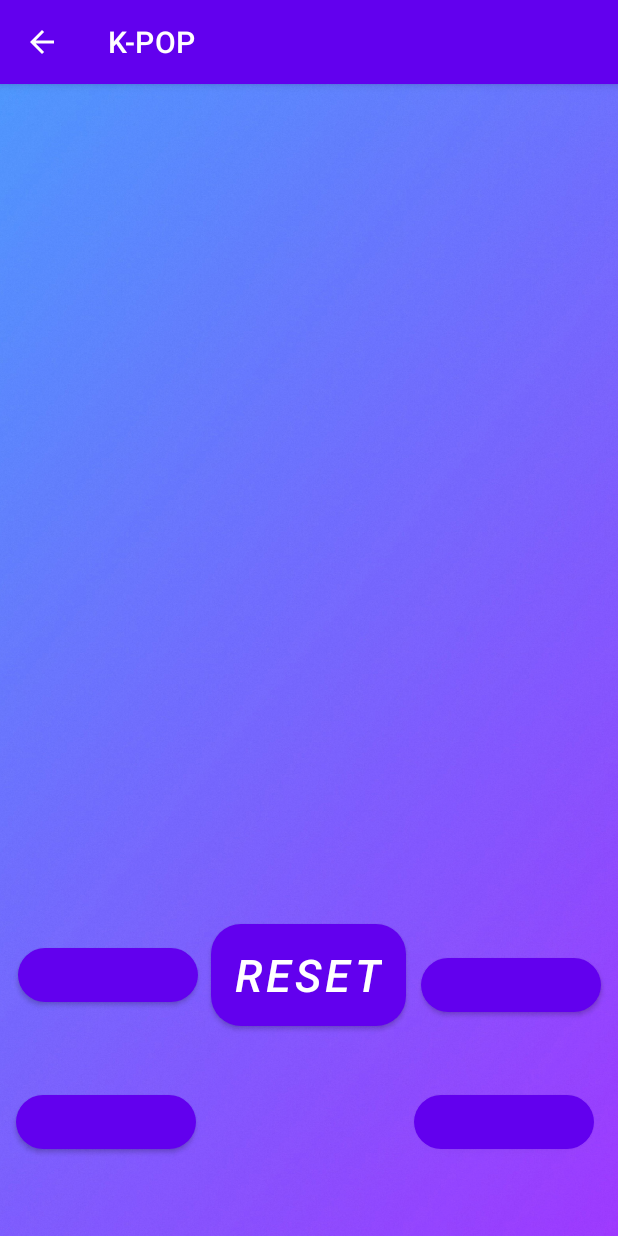
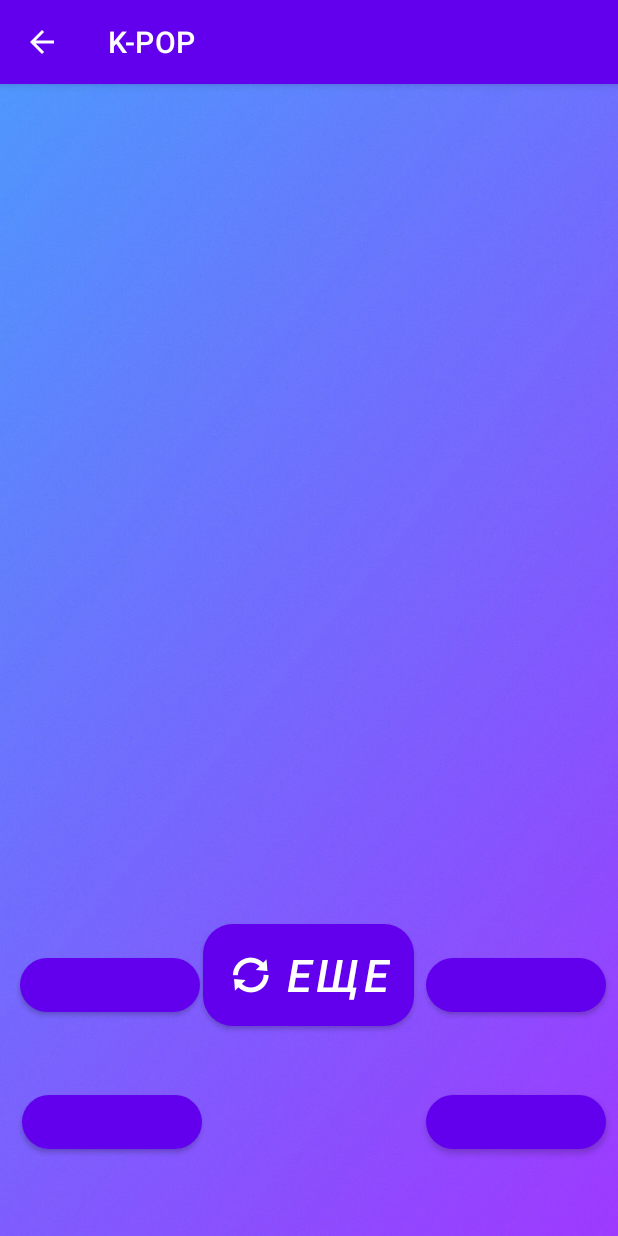
Before and after one commit to Plovotok/my_projects, an Android app: the ManGroupsActivity screen opened directly, with no data from a screen before it, on a phone screen of 412 x 824 dp. Run offline under Robolectric (Android 15) with nearby library versions, the phone set to English and light mode, and no system bars.

Commit message:
trying to MVC project

```diff
--- a/app/src/main/res/layout/activity_man_groups.xml
+++ b/app/src/main/res/layout/activity_man_groups.xml
@@ -21,10 +21,12 @@
         android:id="@+id/reset_btn"
         android:layout_width="wrap_content"
         android:layout_height="80dp"
-        android:text="RESET"
+        android:enabled="true"
+        android:text="@string/reset_btn"
         android:textSize="30sp"
         android:textStyle="italic"
         app:cornerRadius="20dp"
+        app:icon="@android:drawable/ic_popup_sync"
         app:layout_constraintBottom_toBottomOf="parent"
         app:layout_constraintEnd_toEndOf="parent"
         app:layout_constraintHorizontal_bias="0.498"
@@ -48,38 +50,35 @@
         android:id="@+id/first_btn"
         android:layout_width="120dp"
         android:layout_height="wrap_content"
-        android:layout_marginLeft="5dp"
-        android:onClick="userChoise"
+        android:layout_marginStart="5dp"
         app:cornerRadius="20dp"
-        app:layout_constraintBottom_toBottomOf="@+id/sec_btn"
+        app:layout_constraintBottom_toBottomOf="parent"
         app:layout_constraintEnd_toStartOf="@+id/reset_btn"
-        app:layout_constraintHorizontal_bias="0.422"
+        app:layout_constraintHorizontal_bias="0.785"
         app:layout_constraintStart_toStartOf="parent"
         app:layout_constraintTop_toBottomOf="@+id/author_tv"
-        app:layout_constraintVertical_bias="0.388"
+        app:layout_constraintVertical_bias="0.326"
         app:toggleCheckedStateOnClick="false" />
 
     <Button
         android:id="@+id/sec_btn"
         android:layout_width="120dp"
         android:layout_height="wrap_content"
-        android:layout_marginLeft="5dp"
         android:layout_marginBottom="52dp"
         app:cornerRadius="20dp"
         app:layout_constraintBottom_toBottomOf="parent"
         app:layout_constraintEnd_toStartOf="@+id/reset_btn"
-        app:layout_constraintHorizontal_bias="0.355"
-        app:layout_constraintStart_toStartOf="parent" />
+        app:layout_constraintStart_toStartOf="@+id/first_btn" />
 
     <Button
         android:id="@+id/third_btn"
         android:layout_width="120dp"
         android:layout_height="wrap_content"
-        android:layout_marginRight="5dp"
+        android:layout_marginEnd="5dp"
         app:cornerRadius="20dp"
         app:layout_constraintBottom_toBottomOf="parent"
         app:layout_constraintEnd_toEndOf="parent"
-        app:layout_constraintHorizontal_bias="0.644"
+        app:layout_constraintHorizontal_bias="0.736"
         app:layout_constraintStart_toEndOf="@+id/reset_btn"
         app:layout_constraintTop_toBottomOf="@+id/author_tv"
         app:layout_constraintVertical_bias="0.326" />
@@ -88,11 +87,10 @@
         android:id="@+id/fourth_btn"
         android:layout_width="120dp"
         android:layout_height="wrap_content"
-        android:layout_marginEnd="16dp"
         android:layout_marginBottom="52dp"
         app:cornerRadius="20dp"
         app:layout_constraintBottom_toBottomOf="parent"
-        app:layout_constraintEnd_toEndOf="parent" />
+        app:layout_constraintEnd_toEndOf="@+id/third_btn" />
 
     <com.airbnb.lottie.LottieAnimationView
         android:id="@+id/correct"
@@ -103,8 +101,8 @@
         app:layout_constraintEnd_toEndOf="parent"
         app:layout_constraintStart_toStartOf="parent"
         app:layout_constraintTop_toBottomOf="@+id/reset_btn"
-        app:lottie_autoPlay="true"
-        app:lottie_loop="true"
+        app:lottie_autoPlay="false"
+        app:lottie_loop="false"
         app:lottie_rawRes="@raw/correct" />
 
 </androidx.constraintlayout.widget.ConstraintLayout>
--- a/app/src/main/res/values/strings.xml
+++ b/app/src/main/res/values/strings.xml
@@ -1,4 +1,5 @@
 <resources>
     <string name="app_name">K-POP</string>
     <string name="game_rules">"Правила игры\nОпределить, кто изображен на картинке.\nза каждый правильный ответ вам начисляется балл"</string>
+    <string name="reset_btn">ЕЩЕ</string>
 </resources>
```
Also changed, not shown: app/build.gradle (+4 -15 lines), app/src/main/java/com/example/myapplication/activities/ManGroupsActivity.kt (+69 -115 lines).
